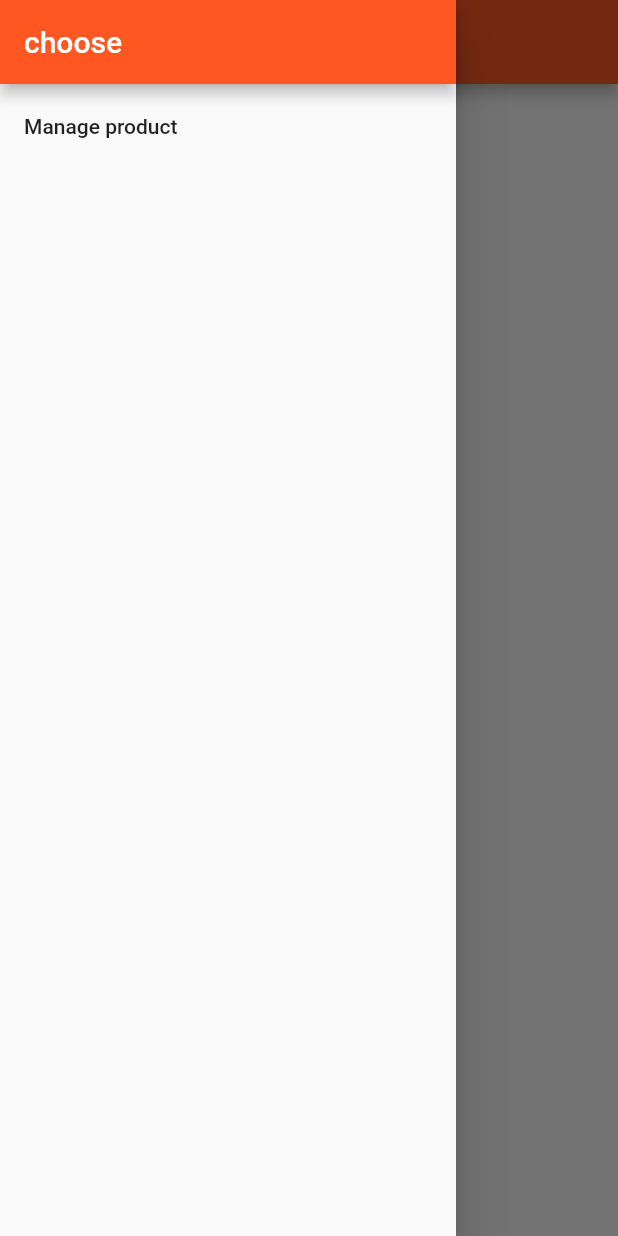
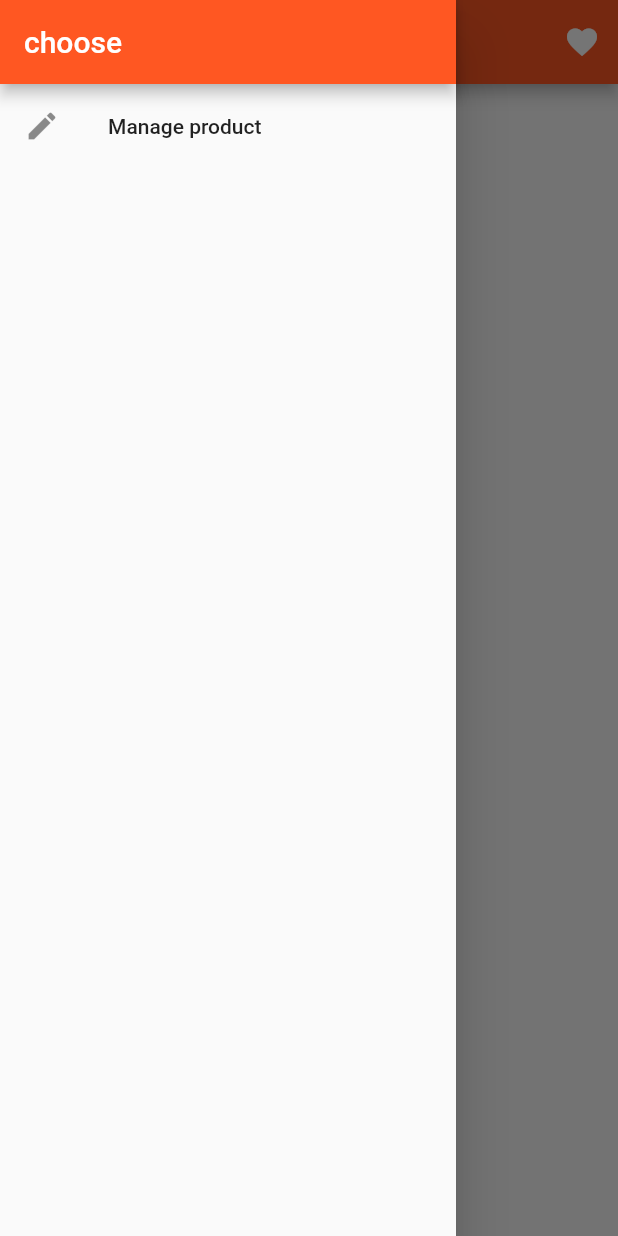
Before and after one commit to defoibrahim/flutter_products_store, a Flutter app: the HomePage screen opened directly with empty values, with the side drawer open, on a phone screen of 412 x 824 dp. Run offline on Flutter 3.47's test engine with Material 2 defaults, Android fonts, the phone set to English and light mode, and no system bars.

Commit message:
added icons and styles

```diff
--- a/lib/pages/homePage.dart
+++ b/lib/pages/homePage.dart
@@ -20,6 +20,7 @@ class HomePage extends StatelessWidget {
               title: Text("choose"),
             ),
             ListTile(
+              leading: Icon(Icons.mode_edit),
               title: Text("Manage product"),
               onTap: () {
                 Navigator.pushReplacementNamed(context, '/admin');
@@ -30,6 +31,15 @@ class HomePage extends StatelessWidget {
       ),
       appBar: AppBar(
         title: Text("EasyList"),
+        actions: <Widget>[
+          IconButton(
+            icon: Icon(
+              Icons.favorite,
+              color: Colors.white,
+            ),
+            onPressed: () {},
+          )
+        ],
       ),
       body: ProductManager(products),
     );
--- a/lib/pages/products_admin.dart
+++ b/lib/pages/products_admin.dart
@@ -19,9 +19,10 @@ class ProductsAdminPage extends StatelessWidget {
                 title: Text('Choose'),
               ),
               ListTile(
+                leading: Icon(Icons.shop),
                 title: Text('All Products'),
                 onTap: () {
-                  Navigator.pushReplacementNamed(context, '/');
+                  Navigator.pushReplacementNamed(context, '/products');
                 },
               )
             ],
```
Also changed, not shown: lib/products.dart (+10 -2 lines).
